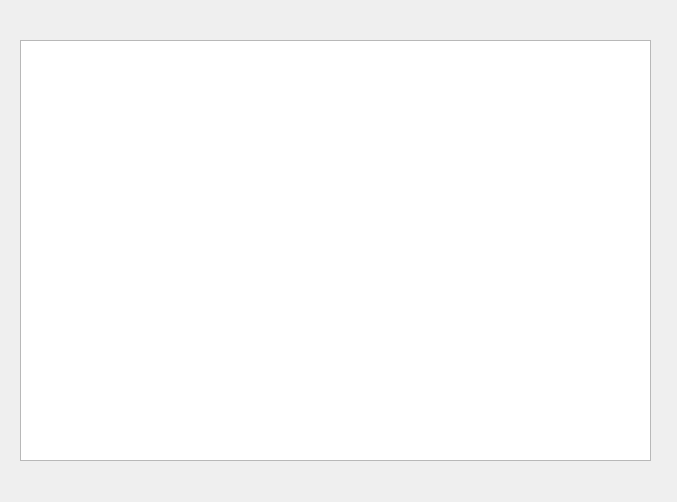
Above: registrationobserver.ui from MaierOli2010/ImageRegistration before the change. Below: the same form after it.
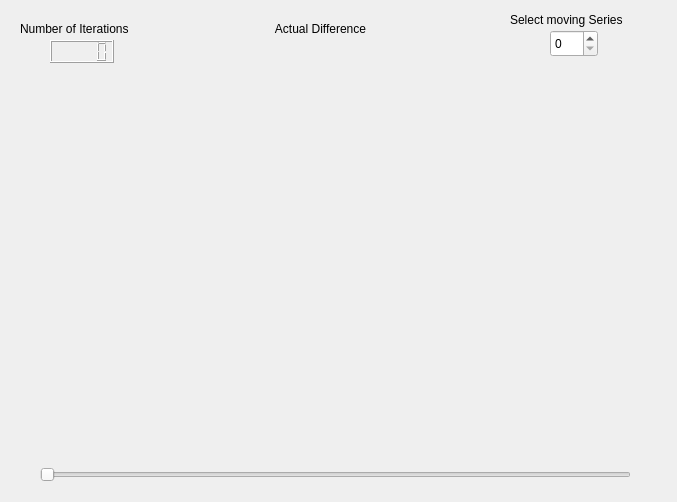
That is the form after the change. Custom widgets are drawn as their Qt base class.

Commit message: Registration moved to a own thread Added a grafical Observer Made some commetns

```diff
--- a/registrationobserver.ui
+++ b/registrationobserver.ui
@@ -13,17 +13,110 @@
   <property name="windowTitle">
    <string>Form</string>
   </property>
-  <widget class="QListWidget" name="listWidget">
+  <widget class="QLabel" name="label">
+   <property name="geometry">
+    <rect>
+     <x>60</x>
+     <y>20</y>
+     <width>521</width>
+     <height>17</height>
+    </rect>
+   </property>
+   <property name="text">
+    <string>Actual Difference</string>
+   </property>
+   <property name="alignment">
+    <set>Qt::AlignCenter</set>
+   </property>
+  </widget>
+  <widget class="QVTKWidget" name="vtkRendererObserver" native="true">
+   <property name="geometry">
+    <rect>
+     <x>40</x>
+     <y>80</y>
+     <width>531</width>
+     <height>371</height>
+    </rect>
+   </property>
+   <property name="autoFillBackground">
+    <bool>true</bool>
+   </property>
+  </widget>
+  <widget class="QSlider" name="sliderObserver">
+   <property name="geometry">
+    <rect>
+     <x>40</x>
+     <y>460</y>
+     <width>591</width>
+     <height>29</height>
+    </rect>
+   </property>
+   <property name="orientation">
+    <enum>Qt::Horizontal</enum>
+   </property>
+  </widget>
+  <widget class="QLabel" name="label_2">
+   <property name="geometry">
+    <rect>
+     <x>510</x>
+     <y>10</y>
+     <width>141</width>
+     <height>20</height>
+    </rect>
+   </property>
+   <property name="text">
+    <string>Select moving Series</string>
+   </property>
+  </widget>
+  <widget class="QSpinBox" name="spinBox">
+   <property name="geometry">
+    <rect>
+     <x>550</x>
+     <y>30</y>
+     <width>48</width>
+     <height>27</height>
+    </rect>
+   </property>
+  </widget>
+  <widget class="QLabel" name="label_3">
    <property name="geometry">
     <rect>
      <x>20</x>
+     <y>20</y>
+     <width>141</width>
+     <height>17</height>
+    </rect>
+   </property>
+   <property name="text">
+    <string>Number of Iterations</string>
+   </property>
+  </widget>
+  <widget class="QLCDNumber" name="lcdNumber">
+   <property name="geometry">
+    <rect>
+     <x>50</x>
      <y>40</y>
-     <width>631</width>
-     <height>421</height>
+     <width>64</width>
+     <height>23</height>
     </rect>
    </property>
+   <property name="font">
+    <font>
+     <weight>50</weight>
+     <italic>false</italic>
+     <bold>false</bold>
+    </font>
+   </property>
   </widget>
  </widget>
+ <customwidgets>
+  <customwidget>
+   <class>QVTKWidget</class>
+   <extends>QWidget</extends>
+   <header location="global">QVTKWidget.h</header>
+   <container>1</container>
+  </customwidget>
+ </customwidgets>
  <resources/>
  <connections/>
 </ui>
```
The commit also changes 12 other files.
